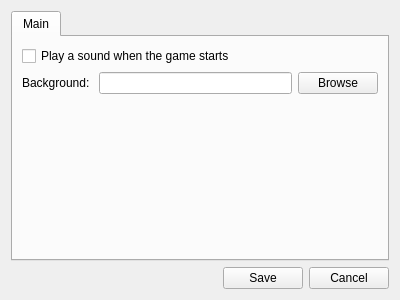
This is xdcc_options.ui in geneccx/dcclient as Qt 5 draws it before an edit. The edited form follows.
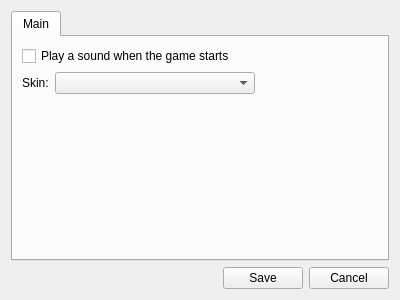
This is the edited form.

Diff of the .ui file:
```diff
--- a/xdcc_options.ui
+++ b/xdcc_options.ui
@@ -14,6 +14,47 @@
    <string>Settings</string>
   </property>
   <layout class="QGridLayout" name="gridLayout">
+   <item row="0" column="0" colspan="3">
+    <widget class="QTabWidget" name="tabWidget">
+     <property name="currentIndex">
+      <number>0</number>
+     </property>
+     <widget class="QWidget" name="tab">
+      <attribute name="title">
+       <string>Main</string>
+      </attribute>
+      <layout class="QFormLayout" name="formLayout">
+       <item row="0" column="0" colspan="2">
+        <widget class="QCheckBox" name="optionSoundGameStart">
+         <property name="text">
+          <string>Play a sound when the game starts</string>
+         </property>
+        </widget>
+       </item>
+       <item row="1" column="0">
+        <widget class="QLabel" name="label">
+         <property name="text">
+          <string>Skin:</string>
+         </property>
+         <property name="buddy">
+          <cstring>cmbSkin</cstring>
+         </property>
+        </widget>
+       </item>
+       <item row="1" column="1">
+        <widget class="QComboBox" name="cmbSkin">
+         <property name="maximumSize">
+          <size>
+           <width>200</width>
+           <height>16777215</height>
+          </size>
+         </property>
+        </widget>
+       </item>
+      </layout>
+     </widget>
+    </widget>
+   </item>
    <item row="1" column="0">
     <spacer name="horizontalSpacer">
      <property name="orientation">
@@ -41,51 +82,6 @@
      </property>
     </widget>
    </item>
-   <item row="0" column="0" colspan="3">
-    <widget class="QTabWidget" name="tabWidget">
-     <property name="currentIndex">
-      <number>0</number>
-     </property>
-     <widget class="QWidget" name="tab">
-      <attribute name="title">
-       <string>Main</string>
-      </attribute>
-      <layout class="QFormLayout" name="formLayout">
-       <item row="0" column="0">
-        <widget class="QCheckBox" name="optionSoundGameStart">
-         <property name="text">
-          <string>Play a sound when the game starts</string>
-         </property>
-        </widget>
-       </item>
-       <item row="1" column="0" colspan="2">
-        <layout class="QHBoxLayout" name="horizontalLayout">
-         <item>
-          <widget class="QLabel" name="label">
-           <property name="text">
-            <string>Background: </string>
-           </property>
-           <property name="buddy">
-            <cstring>txtBackground</cstring>
-           </property>
-          </widget>
-         </item>
-         <item>
-          <widget class="QLineEdit" name="txtBackground"/>
-         </item>
-         <item>
-          <widget class="QPushButton" name="btnBrowse">
-           <property name="text">
-            <string>Browse</string>
-           </property>
-          </widget>
-         </item>
-        </layout>
-       </item>
-      </layout>
-     </widget>
-    </widget>
-   </item>
   </layout>
  </widget>
  <resources/>
```
